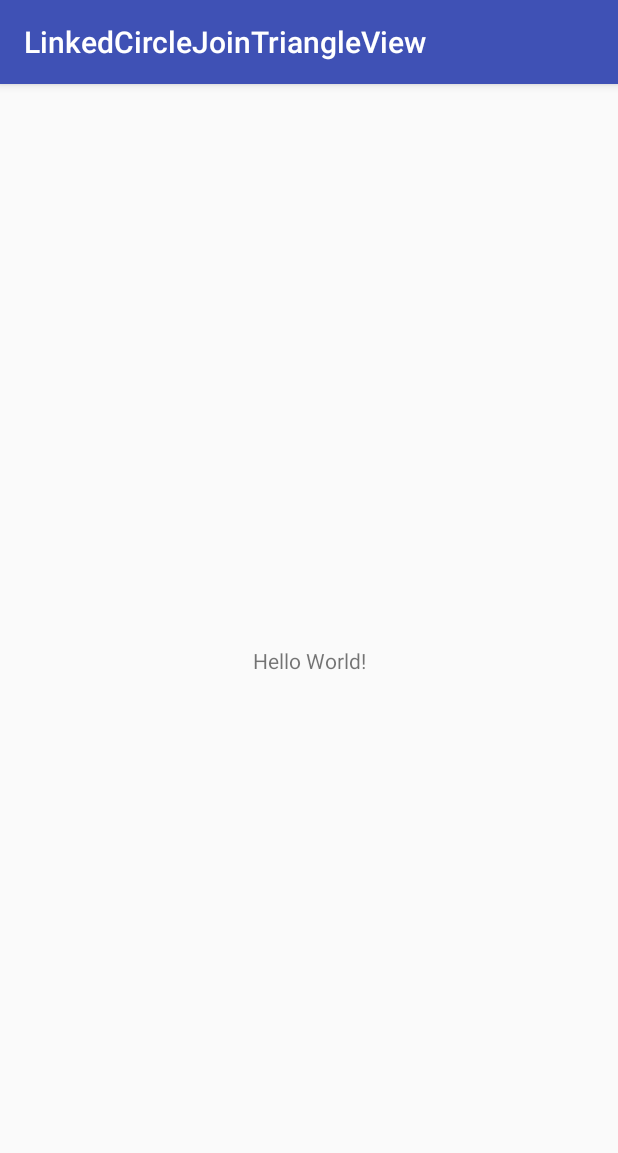
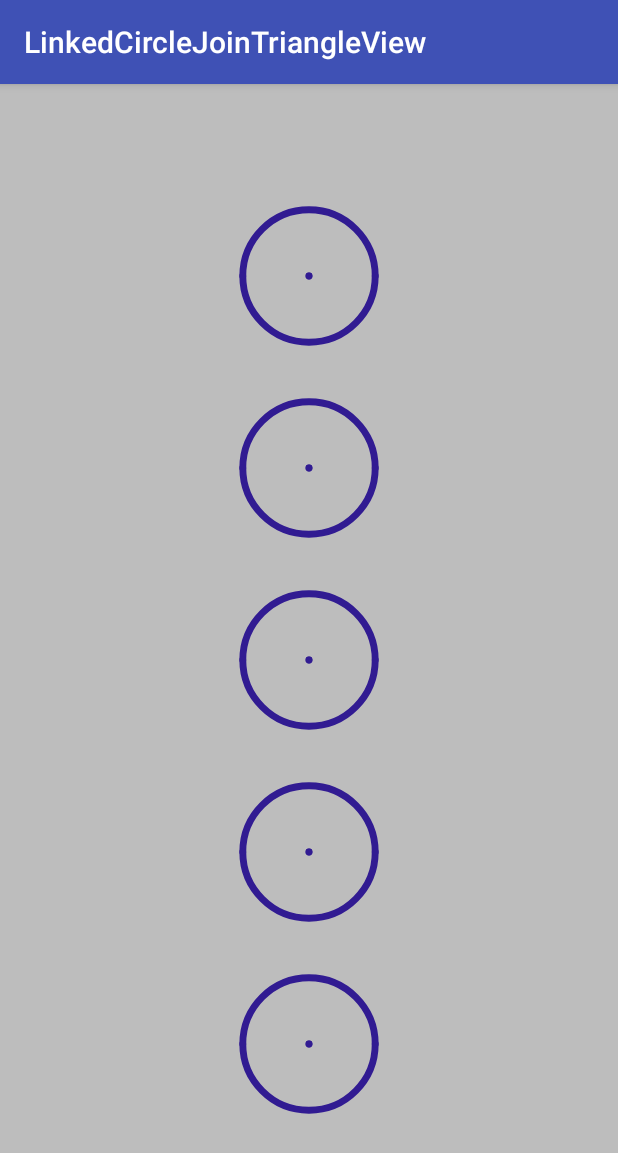
Before and after one commit to Anwesh43/LinkedCircleJoinTriangleView, an Android app: the screen it shows after launch (MainActivity), on a phone screen of 412 x 824 dp. Shown: the top 1153 px of the screen. Run offline under Robolectric (Android 15) with nearby library versions, the phone set to English and light mode, and no system bars.

```diff
--- a/app/build.gradle
+++ b/app/build.gradle
@@ -27,6 +27,7 @@ dependencies {
     androidTestImplementation 'com.android.support.test:runner:1.0.1'
     androidTestImplementation 'com.android.support.test.espresso:espresso-core:3.0.1'
     compile "org.jetbrains.kotlin:kotlin-stdlib-jre7:$kotlin_version"
+    compile project(":circlejointriangleview")
 }
 repositories {
     mavenCentral()
--- a/app/src/main/java/com/anwesh/uiprojects/linkedcirclejointriangleview/MainActivity.kt
+++ b/app/src/main/java/com/anwesh/uiprojects/linkedcirclejointriangleview/MainActivity.kt
@@ -2,11 +2,12 @@ package com.anwesh.uiprojects.linkedcirclejointriangleview
 
 import android.support.v7.app.AppCompatActivity
 import android.os.Bundle
+import com.anwesh.uiprojects.circlejointriangleview.CircleJoinTriangleView
 
 class MainActivity : AppCompatActivity() {
 
     override fun onCreate(savedInstanceState: Bundle?) {
         super.onCreate(savedInstanceState)
-        setContentView(R.layout.activity_main)
+        CircleJoinTriangleView.create(this)
     }
 }
```
